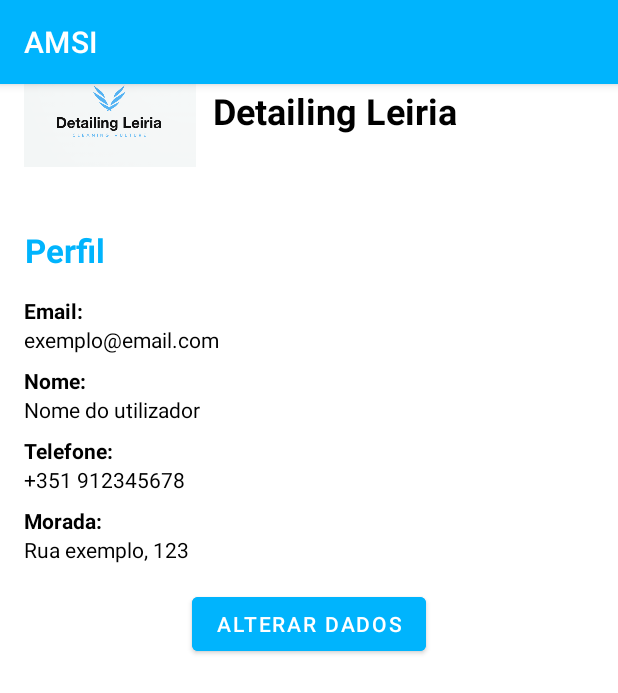
After one commit to Arneo232/DetailingLeiria, an Android app: the PerfilActivity screen opened directly, with no data from a screen before it, on a phone screen of 412 x 824 dp. The commit adds this screen. Shown: the top 693 px of the screen. Run offline under Robolectric (Android 15) with nearby library versions, the phone set to English and light mode, and no system bars; 1 statement that could not run was skipped.

Commit message:
Activity register e perfil
Finalização do register e criação do perfil ()incompleto

```diff
--- a/AMSI/app/src/main/AndroidManifest.xml
+++ b/AMSI/app/src/main/AndroidManifest.xml
@@ -12,6 +12,9 @@
         android:supportsRtl="true"
         android:theme="@style/Theme.AMSI"
         tools:targetApi="31">
+        <activity
+            android:name=".PerfilActivity"
+            android:exported="false" />
         <activity
             android:name=".RegisterActivity"
             android:exported="false" />
--- /dev/null
+++ b/AMSI/app/src/main/java/com/example/amsi/PerfilActivity.java
@@ -0,0 +1,24 @@
+package com.example.amsi;
+
+import android.os.Bundle;
+
+import androidx.activity.EdgeToEdge;
+import androidx.appcompat.app.AppCompatActivity;
+import androidx.core.graphics.Insets;
+import androidx.core.view.ViewCompat;
+import androidx.core.view.WindowInsetsCompat;
+
+public class PerfilActivity extends AppCompatActivity {
+
+    @Override
+    protected void onCreate(Bundle savedInstanceState) {
+        super.onCreate(savedInstanceState);
+        EdgeToEdge.enable(this);
+        setContentView(R.layout.activity_perfil);
+        ViewCompat.setOnApplyWindowInsetsListener(findViewById(R.id.main), (v, insets) -> {
+            Insets systemBars = insets.getInsets(WindowInsetsCompat.Type.systemBars());
+            v.setPadding(systemBars.left, systemBars.top, systemBars.right, systemBars.bottom);
+            return insets;
+        });
+    }
+}
--- /dev/null
+++ b/AMSI/app/src/main/res/layout/activity_perfil.xml
@@ -0,0 +1,124 @@
+<?xml version="1.0" encoding="utf-8"?>
+<LinearLayout xmlns:android="http://schemas.android.com/apk/res/android"
+    xmlns:app="http://schemas.android.com/apk/res-auto"
+    xmlns:tools="http://schemas.android.com/tools"
+    android:layout_width="match_parent"
+    android:layout_height="match_parent"
+    android:orientation="vertical"
+    android:background="@color/white"
+    android:padding="16dp">
+
+    <!-- logo e nome -->
+    <LinearLayout
+        android:layout_width="match_parent"
+        android:layout_height="wrap_content"
+        android:orientation="horizontal"
+        android:gravity="center_vertical">
+
+        <ImageView
+            android:id="@+id/imageView"
+            android:layout_width="116dp"
+            android:layout_height="116dp"
+            app:srcCompat="@drawable/dl_logo" />
+
+        <TextView
+            android:id="@+id/textViewTitle"
+            android:layout_width="wrap_content"
+            android:layout_height="wrap_content"
+            android:layout_marginStart="10dp"
+            android:text="Detailing Leiria"
+            android:textColor="@color/black"
+            android:textSize="24sp"
+            android:textStyle="bold" />
+    </LinearLayout>
+
+    <!-- perfil -->
+    <TextView
+        android:id="@+id/textViewProfileTitle"
+        android:layout_width="wrap_content"
+        android:layout_height="wrap_content"
+        android:text="Perfil"
+        android:textSize="22sp"
+        android:textStyle="bold"
+        android:textColor="@color/blue"
+        android:gravity="center"
+        android:layout_marginTop="20dp" />
+
+    <!-- Dados do perfil -->
+    <LinearLayout
+        android:layout_width="match_parent"
+        android:layout_height="wrap_content"
+        android:orientation="vertical"
+        android:layout_marginTop="16dp">
+
+        <TextView
+            android:layout_width="match_parent"
+            android:layout_height="wrap_content"
+            android:text="Email:"
+            android:textColor="@color/black"
+            android:textStyle="bold" />
+
+        <TextView
+            android:id="@+id/textViewEmail"
+            android:layout_width="match_parent"
+            android:layout_height="wrap_content"
+            android:text="exemplo@email.com"
+            android:textColor="@color/black"
+            android:layout_marginBottom="8dp" />
+
+        <TextView
+            android:layout_width="match_parent"
+            android:layout_height="wrap_content"
+            android:text="Nome:"
+            android:textColor="@color/black"
+            android:textStyle="bold" />
+
+        <TextView
+            android:id="@+id/textViewName"
+            android:layout_width="match_parent"
+            android:layout_height="wrap_content"
+            android:text="Nome do utilizador"
+            android:textColor="@color/black"
+            android:layout_marginBottom="8dp" />
+
+        <TextView
+            android:layout_width="match_parent"
+            android:layout_height="wrap_content"
+            android:text="Telefone:"
+            android:textColor="@color/black"
+            android:textStyle="bold" />
+
+        <TextView
+            android:id="@+id/textViewPhone"
+            android:layout_width="match_parent"
+            android:layout_height="wrap_content"
+            android:text="+351 912345678"
+            android:textColor="@color/black"
+            android:layout_marginBottom="8dp" />
+
+        <TextView
+            android:layout_width="match_parent"
+            android:layout_height="wrap_content"
+            android:text="Morada:"
+            android:textColor="@color/black"
+            android:textStyle="bold" />
+
+        <TextView
+            android:id="@+id/textViewAddress"
+            android:layout_width="match_parent"
+            android:layout_height="wrap_content"
+            android:text="Rua exemplo, 123"
+            android:textColor="@color/black"
+            android:layout_marginBottom="16dp" />
+    </LinearLayout>
+
+
+    <Button
+        android:id="@+id/buttonEditProfile"
+        android:layout_width="wrap_content"
+        android:layout_height="wrap_content"
+        android:layout_gravity="center"
+        android:backgroundTint="@color/blue"
+        android:text="Alterar dados"
+        android:textColor="@color/white" />
+</LinearLayout>
--- a/AMSI/app/src/main/res/layout/activity_register.xml
+++ b/AMSI/app/src/main/res/layout/activity_register.xml
@@ -65,7 +65,7 @@
         android:layout_width="wrap_content"
         android:layout_height="wrap_content"
         android:text="@string/txt_register"
-        android:backgroundTint="#007AFF"
+        android:backgroundTint="#00B4FD"
         android:textColor="#FFFFFF" />
 
     <!-- Espaço extra em baixo de tudo no final -->
--- a/AMSI/app/src/main/res/values/strings.xml
+++ b/AMSI/app/src/main/res/values/strings.xml
@@ -1,5 +1,8 @@
 <resources>
     <string name="app_name">AMSI</string>
     <string name="txt_email">Insira o email</string>
+    <string name="txt_username">Insira um username</string>
     <string name="txt_password">Insira a Palavra-Passe</string>
+    <string name="txt_confirm_password">Repita a Palavra-Passe</string>
+    <string name="txt_register">Registar</string>
 </resources>
```
